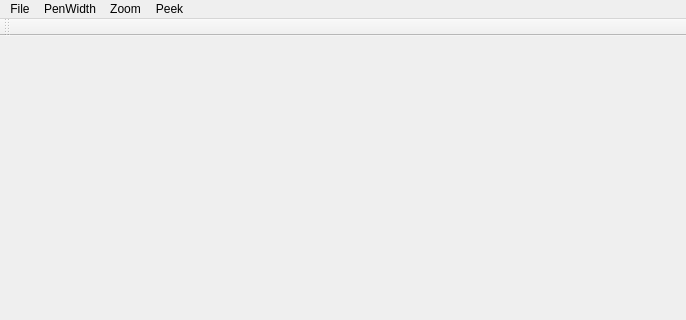
gnishida/PaintPro, file PaintPro/MainWindow.ui: the form before one commit; both pictures show x 0 to 686 and y 0 to 320 of the 686 by 794 pixel window.
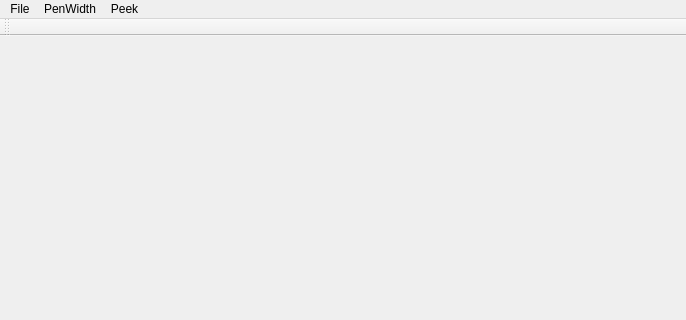
The form after the commit.

Patch:
```diff
--- a/PaintPro/MainWindow.ui
+++ b/PaintPro/MainWindow.ui
@@ -50,18 +50,8 @@
     </property>
     <addaction name="actionPeekBackground"/>
    </widget>
-   <widget class="QMenu" name="menuZoom">
-    <property name="title">
-     <string>Zoom</string>
-    </property>
-    <addaction name="actionZoom800"/>
-    <addaction name="actionZoom400"/>
-    <addaction name="actionZoom200"/>
-    <addaction name="actionZoom100"/>
-   </widget>
    <addaction name="menuFile"/>
    <addaction name="menuPenWidth"/>
-   <addaction name="menuZoom"/>
    <addaction name="menuPeek"/>
   </widget>
   <widget class="QToolBar" name="mainToolBar">
```
